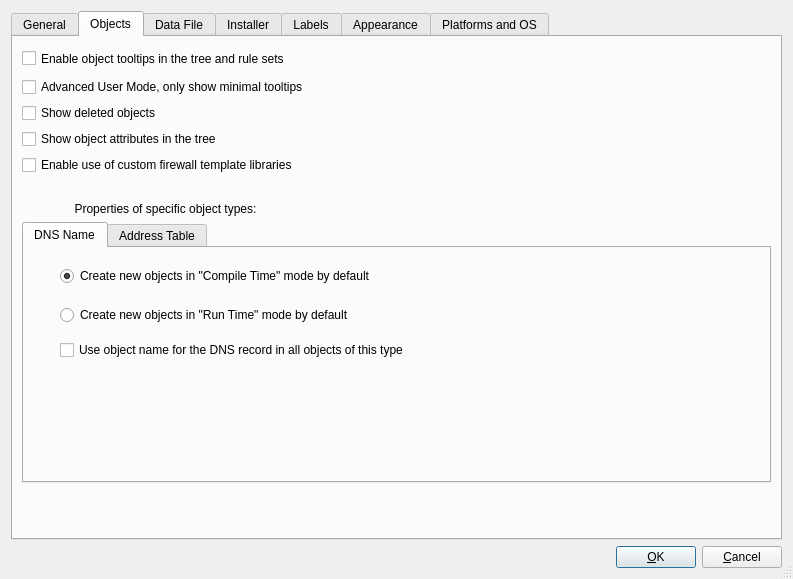
fwbuilder/fwbuilder, file src/libgui/prefsdialog_q.ui: the form before one commit.
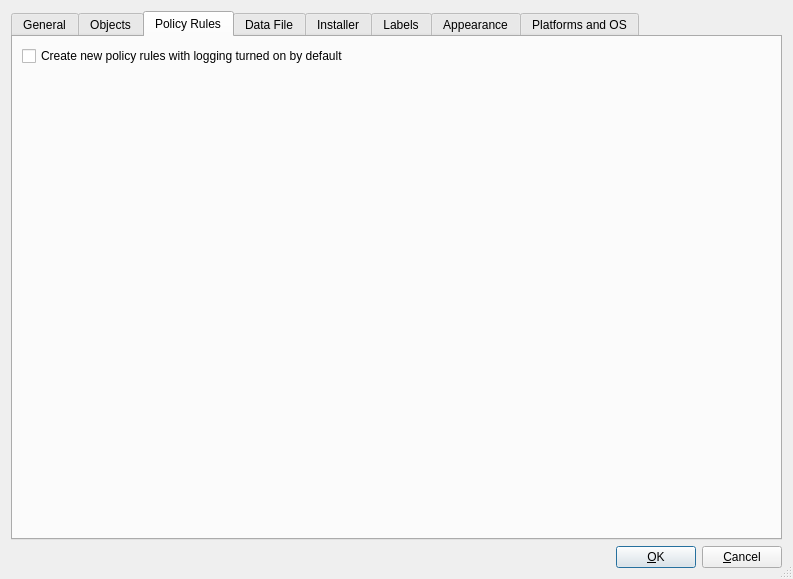
The form after the commit. Icons and pictures are not drawn.

Commit message: Added default logging option (fixed #1809)

Patch:
```diff
--- a/src/libgui/prefsdialog_q.ui
+++ b/src/libgui/prefsdialog_q.ui
@@ -23,7 +23,7 @@
    <item row="0" column="0">
     <widget class="QTabWidget" name="tabWidget">
      <property name="currentIndex">
-      <number>1</number>
+      <number>2</number>
      </property>
      <widget class="QWidget" name="tabGeneral">
       <attribute name="title">
@@ -450,6 +450,33 @@
        </item>
       </layout>
      </widget>
+     <widget class="QWidget" name="tabPolicyRules">
+      <attribute name="title">
+       <string>Policy Rules</string>
+      </attribute>
+      <layout class="QVBoxLayout" name="verticalLayout">
+       <item>
+        <widget class="QCheckBox" name="rulesLoggingOn">
+         <property name="text">
+          <string>Create new policy rules with logging turned on by default</string>
+         </property>
+        </widget>
+       </item>
+       <item>
+        <spacer name="verticalSpacer_8">
+         <property name="orientation">
+          <enum>Qt::Vertical</enum>
+         </property>
+         <property name="sizeHint" stdset="0">
+          <size>
+           <width>20</width>
+           <height>426</height>
+          </size>
+         </property>
+        </spacer>
+       </item>
+      </layout>
+     </widget>
      <widget class="QWidget" name="tabData">
       <attribute name="title">
        <string>Data File</string>
```
The commit also changes 3 other files.
